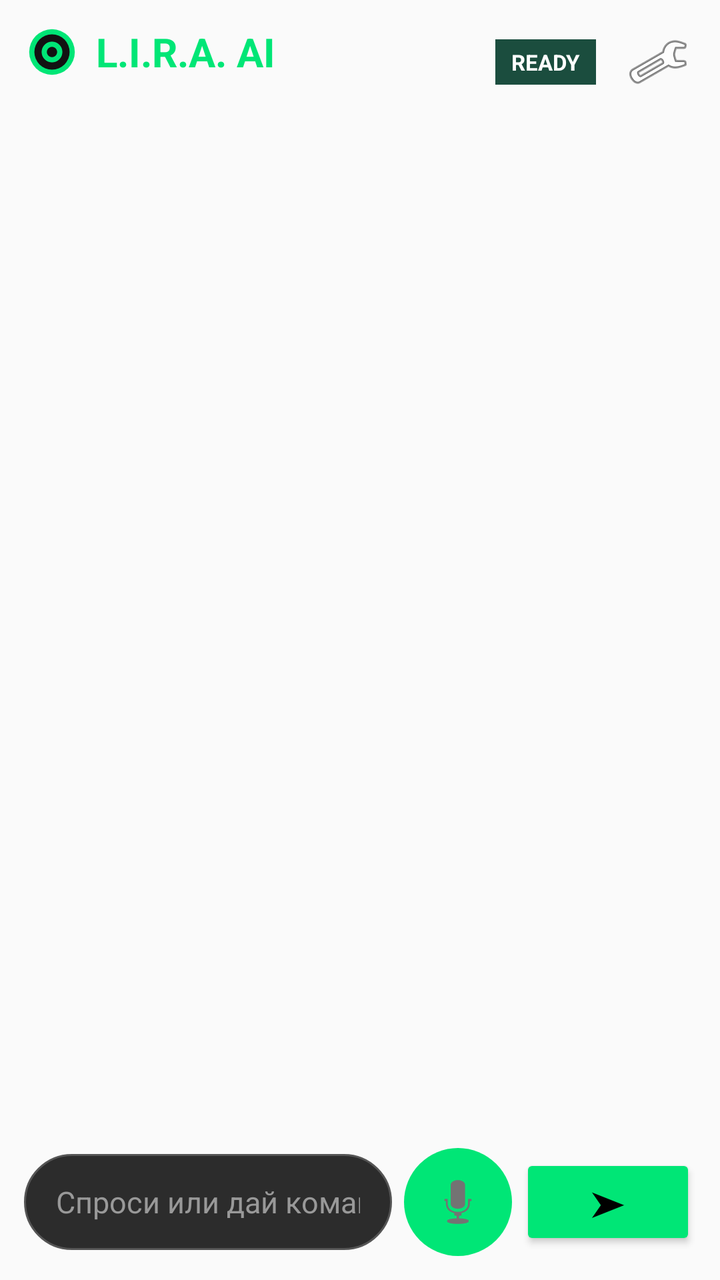
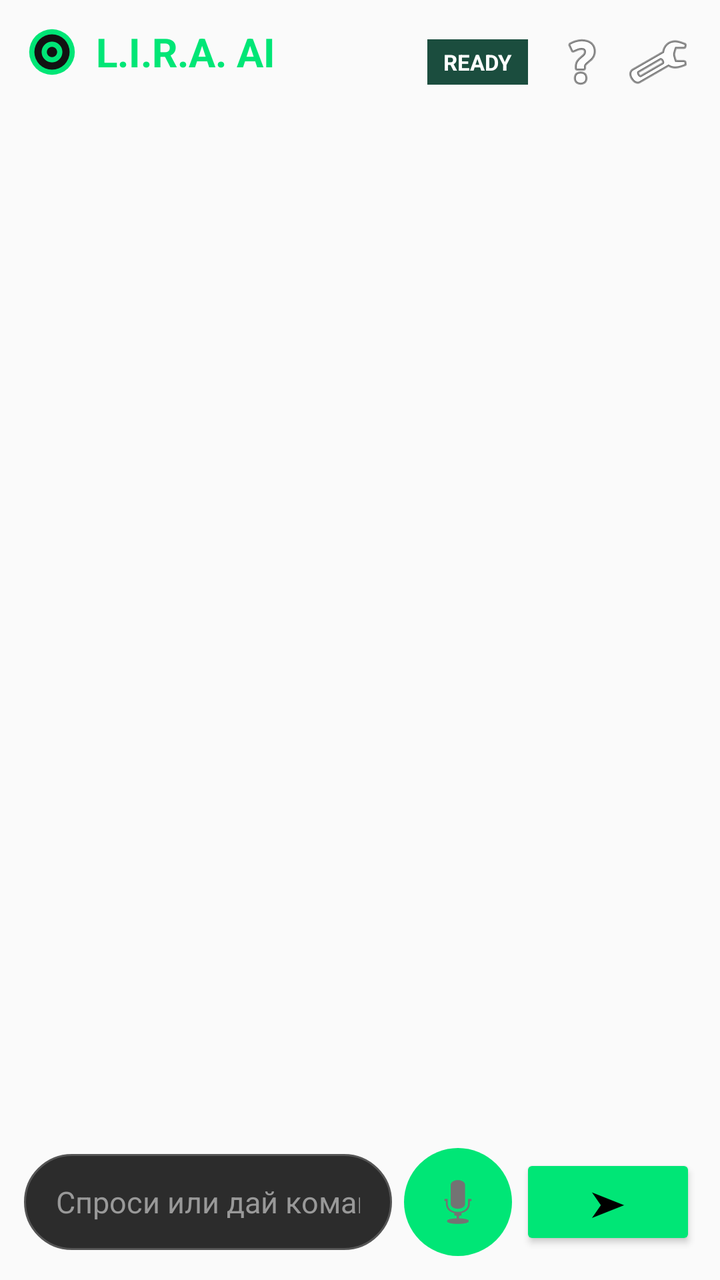

The first picture is an Android layout as it rendered before a commit; the second is the same layout after the commit. The layout source and the unified diff follow.
<!-- AndroidManifest.xml: application theme Theme.AppCompat.DayNight.NoActionBar -->
<!-- res/layout/activity_main.xml -->
<?xml version="1.0" encoding="utf-8"?>
<LinearLayout xmlns:android="http://schemas.android.com/apk/res/android"
    android:layout_width="match_parent"
    android:layout_height="match_parent"
    android:background="?android:attr/colorBackground"
    android:orientation="vertical"
    android:padding="12dp">

    <RelativeLayout
        android:layout_width="match_parent"
        android:layout_height="wrap_content"
        android:paddingBottom="8dp">

        <LinearLayout
            android:layout_width="wrap_content"
            android:layout_height="wrap_content"
            android:gravity="center_vertical"
            android:orientation="horizontal">

            <ImageView
                android:layout_width="28dp"
                android:layout_height="28dp"
                android:src="@drawable/ic_lira_logo" />

            <TextView
                android:layout_width="wrap_content"
                android:layout_height="wrap_content"
                android:layout_marginStart="8dp"
                android:text="L.I.R.A. AI"
                android:textColor="#00E676"
                android:textSize="20sp"
                android:textStyle="bold" />
        </LinearLayout>

        <LinearLayout
            android:layout_width="wrap_content"
            android:layout_height="wrap_content"
            android:layout_alignParentEnd="true"
            android:gravity="center_vertical"
            android:orientation="horizontal">

            <TextView
                android:id="@+id/statusText"
                android:layout_width="wrap_content"
                android:layout_height="wrap_content"
                android:layout_marginEnd="12dp"
                android:background="#1B4D3E"
                android:paddingStart="8dp"
                android:paddingTop="4dp"
                android:paddingEnd="8dp"
                android:paddingBottom="4dp"
                android:text="READY"
                android:textColor="#FFFFFF"
                android:textSize="11sp"
                android:textStyle="bold" />

            <ImageButton
                android:id="@+id/btnSettings"
                android:layout_width="38dp"
                android:layout_height="38dp"
                android:background="?attr/selectableItemBackgroundBorderless"
                android:contentDescription="Settings"
                android:src="@android:drawable/ic_menu_preferences" />
        </LinearLayout>
    </RelativeLayout>

    <androidx.recyclerview.widget.RecyclerView
        android:id="@+id/recyclerViewChat"
        android:layout_width="match_parent"
        android:layout_height="0dp"
        android:layout_weight="1"
        android:clipToPadding="false"
        android:paddingBottom="8dp" />

    <LinearLayout
        android:layout_width="match_parent"
        android:layout_height="wrap_content"
        android:gravity="center_vertical"
        android:orientation="horizontal"
        android:paddingTop="4dp">

        <EditText
            android:id="@+id/inputMessage"
            android:layout_width="0dp"
            android:layout_height="48dp"
            android:layout_weight="1"
            android:background="@drawable/bg_input"
            android:hint="Спроси или дай команду..."
            android:textColor="#FFFFFF"
            android:textColorHint="#999999"
            android:imeOptions="actionSend"
            android:inputType="text"
            android:paddingStart="16dp"
            android:paddingEnd="16dp"
            android:textSize="15sp" />

        <FrameLayout
            android:id="@+id/micContainer"
            android:layout_width="54dp"
            android:layout_height="54dp"
            android:layout_marginStart="6dp">

            <ImageButton
                android:id="@+id/micButton"
                android:layout_width="match_parent"
                android:layout_height="match_parent"
                android:background="@drawable/bg_mic_btn"
                android:contentDescription="Mic"
                android:src="@android:drawable/ic_btn_speak_now" />
        </FrameLayout>

        <Button
            android:id="@+id/sendButton"
            android:layout_width="wrap_content"
            android:layout_height="48dp"
            android:layout_marginStart="4dp"
            android:backgroundTint="#00E676"
            android:text="➤"
            android:textColor="#000000"
            android:textSize="18sp" />
    </LinearLayout>
</LinearLayout>
<!-- resources referenced by this layout -->
<resources>
  <!-- drawable bg_input (drawable) -->
  <?xml version="1.0" encoding="utf-8"?>
  <shape xmlns:android="http://schemas.android.com/apk/res/android">
      <solid android:color="#2C2C2C" />
      <corners android:radius="24dp" />
      <stroke android:width="1dp" android:color="#555555" />
  </shape>
  <!-- drawable bg_mic_btn (drawable) -->
  <?xml version="1.0" encoding="utf-8"?>
  <shape xmlns:android="http://schemas.android.com/apk/res/android"
      android:shape="oval">
      <solid android:color="#00E676" />
  </shape>
  <!-- drawable ic_lira_logo (drawable) -->
  <vector xmlns:android="http://schemas.android.com/apk/res/android"
      android:width="108dp" android:height="108dp"
      android:viewportWidth="108" android:viewportHeight="108">
      <path android:fillColor="#00E676" android:pathData="M54,10A44,44 0 1 0 98,54A44.05,44.05 0 0 0 54,10Z"/>
      <path android:fillColor="#121212" android:pathData="M54,20A34,34 0 1 0 88,54A34.04,34.04 0 0 0 54,20Z"/>
      <path android:fillColor="#00E676" android:pathData="M54,34A20,20 0 1 0 74,54A20,20 0 0 0 54,34ZM54,64A10,10 0 1 1 64,54A10,10 0 0 1 54,64Z"/>
  </vector>
</resources>

<!-- the commit's change to res/layout/activity_main.xml (unified diff, before → after) -->
@@ -43,7 +43,7 @@
                 android:id="@+id/statusText"
                 android:layout_width="wrap_content"
                 android:layout_height="wrap_content"
-                android:layout_marginEnd="12dp"
+                android:layout_marginEnd="8dp"
                 android:background="#1B4D3E"
                 android:paddingStart="8dp"
                 android:paddingTop="4dp"
@@ -53,6 +53,14 @@
                 android:textColor="#FFFFFF"
                 android:textSize="11sp"
                 android:textStyle="bold" />
+
+            <ImageButton
+                android:id="@+id/btnHelp"
+                android:layout_width="38dp"
+                android:layout_height="38dp"
+                android:background="?attr/selectableItemBackgroundBorderless"
+                android:contentDescription="Help"
+                android:src="@android:drawable/ic_menu_help" />
 
             <ImageButton
                 android:id="@+id/btnSettings"
